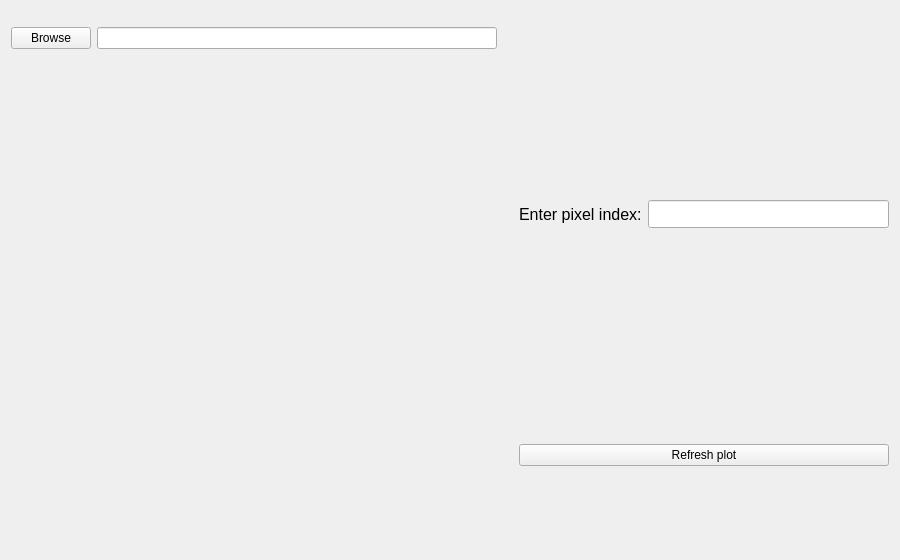
rngKomorebi/daplis-rtp, file graphic/ui/SinglePixelHistogram_tab_c.ui: the form before one commit.
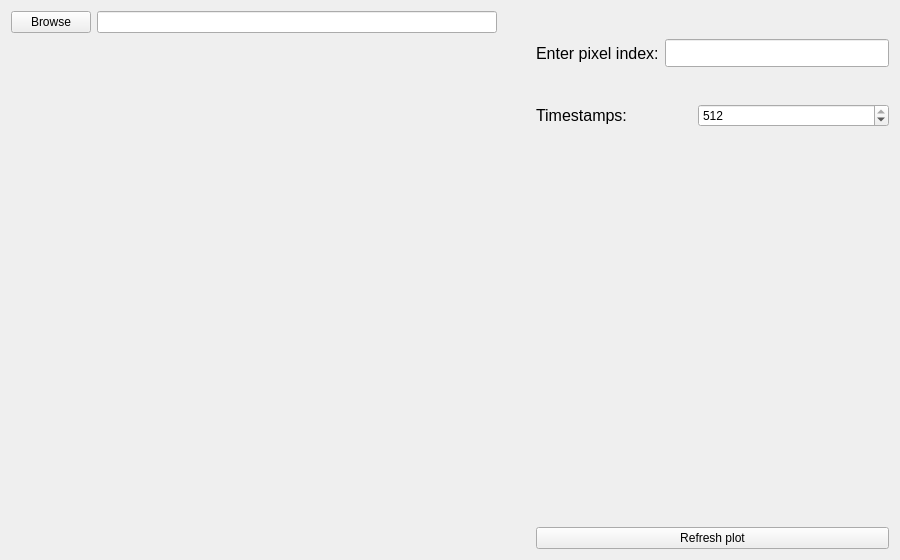
The form after the commit.

```diff
--- a/graphic/ui/SinglePixelHistogram_tab_c.ui
+++ b/graphic/ui/SinglePixelHistogram_tab_c.ui
@@ -20,42 +20,93 @@
    <string>Form</string>
   </property>
   <layout class="QGridLayout" name="gridLayout">
-   <item row="1" column="0" rowspan="2" colspan="2">
-    <widget class="QWidget" name="widget_figure" native="true">
-     <property name="minimumSize">
+   <item row="2" column="3" colspan="4">
+    <layout class="QFormLayout" name="formLayout_2">
+     <property name="bottomMargin">
+      <number>7</number>
+     </property>
+     <item row="0" column="0">
+      <widget class="QLabel" name="label_timestamps">
+       <property name="minimumSize">
+        <size>
+         <width>156</width>
+         <height>0</height>
+        </size>
+       </property>
+       <property name="font">
+        <font>
+         <pointsize>12</pointsize>
+        </font>
+       </property>
+       <property name="text">
+        <string>Timestamps:</string>
+       </property>
+      </widget>
+     </item>
+     <item row="0" column="1">
+      <widget class="QSpinBox" name="spinBox_timestamps">
+       <property name="maximum">
+        <number>512</number>
+       </property>
+       <property name="value">
+        <number>512</number>
+       </property>
+      </widget>
+     </item>
+    </layout>
+   </item>
+   <item row="1" column="3" colspan="4">
+    <layout class="QFormLayout" name="formLayout">
+     <property name="bottomMargin">
+      <number>7</number>
+     </property>
+     <item row="0" column="0">
+      <widget class="QLabel" name="label_enterPixNumber">
+       <property name="enabled">
+        <bool>true</bool>
+       </property>
+       <property name="font">
+        <font>
+         <pointsize>12</pointsize>
+        </font>
+       </property>
+       <property name="text">
+        <string>Enter pixel index:</string>
+       </property>
+       <property name="textFormat">
+        <enum>Qt::AutoText</enum>
+       </property>
+       <property name="scaledContents">
+        <bool>false</bool>
+       </property>
+      </widget>
+     </item>
+     <item row="0" column="1">
+      <widget class="QLineEdit" name="lineEdit_enterPixNumber">
+       <property name="minimumSize">
+        <size>
+         <width>0</width>
+         <height>28</height>
+        </size>
+       </property>
+      </widget>
+     </item>
+    </layout>
+   </item>
+   <item row="0" column="3" colspan="4">
+    <spacer name="horizontalSpacer">
+     <property name="orientation">
+      <enum>Qt::Horizontal</enum>
+     </property>
+     <property name="sizeHint" stdset="0">
       <size>
-       <width>486</width>
-       <height>445</height>
+       <width>382</width>
+       <height>20</height>
       </size>
      </property>
-    </widget>
+    </spacer>
    </item>
-   <item row="0" column="0">
-    <widget class="QPushButton" name="pushButton_browse">
-     <property name="text">
-      <string>Browse</string>
-     </property>
-    </widget>
-   </item>
-   <item row="1" column="3">
-    <widget class="QLabel" name="label_enterPixNumber">
-     <property name="font">
-      <font>
-       <pointsize>12</pointsize>
-      </font>
-     </property>
-     <property name="text">
-      <string>Enter pixel index:</string>
-     </property>
-     <property name="textFormat">
-      <enum>Qt::AutoText</enum>
-     </property>
-     <property name="scaledContents">
-      <bool>false</bool>
-     </property>
-    </widget>
-   </item>
-   <item row="2" column="3" colspan="2">
+   <item row="4" column="3" colspan="4">
     <widget class="QPushButton" name="pushButton_refreshPlot">
      <property name="sizePolicy">
       <sizepolicy hsizetype="Preferred" vsizetype="Fixed">
@@ -68,13 +119,10 @@
      </property>
     </widget>
    </item>
-   <item row="1" column="4">
-    <widget class="QLineEdit" name="lineEdit_enterPixNumber">
-     <property name="minimumSize">
-      <size>
-       <width>0</width>
-       <height>28</height>
-      </size>
+   <item row="0" column="0">
+    <widget class="QPushButton" name="pushButton_browse">
+     <property name="text">
+      <string>Browse</string>
      </property>
     </widget>
    </item>
@@ -88,30 +136,24 @@
      </property>
     </widget>
    </item>
-   <item row="1" column="2">
+   <item row="2" column="0" rowspan="3" colspan="2">
+    <widget class="QWidget" name="widget_figure" native="true">
+     <property name="minimumSize">
+      <size>
+       <width>486</width>
+       <height>445</height>
+      </size>
+     </property>
+    </widget>
+   </item>
+   <item row="2" column="2">
     <spacer name="horizontalSpacer_2">
      <property name="orientation">
       <enum>Qt::Horizontal</enum>
      </property>
-     <property name="sizeType">
-      <enum>QSizePolicy::Preferred</enum>
-     </property>
      <property name="sizeHint" stdset="0">
       <size>
-       <width>10</width>
-       <height>20</height>
-      </size>
-     </property>
-    </spacer>
-   </item>
-   <item row="0" column="2" colspan="3">
-    <spacer name="horizontalSpacer">
-     <property name="orientation">
-      <enum>Qt::Horizontal</enum>
-     </property>
-     <property name="sizeHint" stdset="0">
-      <size>
-       <width>382</width>
+       <width>40</width>
        <height>20</height>
       </size>
      </property>
```
